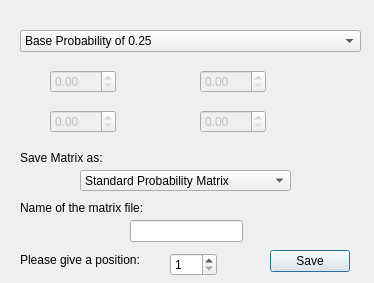
TaronSilver/genom, file src/askBaseProbability.ui: the form before one commit.
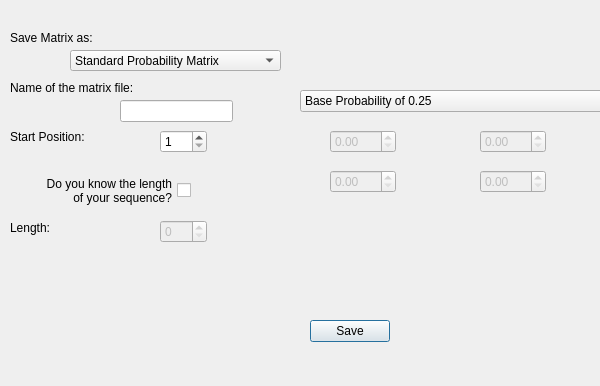
The form after the commit.

Commit message: A few lines had been badly merged. Also deleted the use for askBool class.

Diff of the .ui file:
```diff
--- a/src/askBaseProbability.ui
+++ b/src/askBaseProbability.ui
@@ -6,8 +6,8 @@
    <rect>
     <x>0</x>
     <y>0</y>
-    <width>374</width>
-    <height>283</height>
+    <width>600</width>
+    <height>386</height>
    </rect>
   </property>
   <property name="windowTitle">
@@ -16,8 +16,8 @@
   <widget class="QComboBox" name="chooseBase">
    <property name="geometry">
     <rect>
-     <x>20</x>
-     <y>30</y>
+     <x>300</x>
+     <y>90</y>
      <width>341</width>
      <height>22</height>
     </rect>
@@ -44,8 +44,8 @@
    </property>
    <property name="geometry">
     <rect>
-     <x>50</x>
-     <y>70</y>
+     <x>330</x>
+     <y>130</y>
      <width>66</width>
      <height>23</height>
     </rect>
@@ -57,8 +57,8 @@
    </property>
    <property name="geometry">
     <rect>
-     <x>200</x>
-     <y>110</y>
+     <x>480</x>
+     <y>170</y>
      <width>66</width>
      <height>23</height>
     </rect>
@@ -70,8 +70,8 @@
    </property>
    <property name="geometry">
     <rect>
-     <x>50</x>
-     <y>110</y>
+     <x>330</x>
+     <y>170</y>
      <width>66</width>
      <height>23</height>
     </rect>
@@ -83,8 +83,8 @@
    </property>
    <property name="geometry">
     <rect>
-     <x>200</x>
-     <y>70</y>
+     <x>480</x>
+     <y>130</y>
      <width>66</width>
      <height>23</height>
     </rect>
@@ -93,8 +93,8 @@
   <widget class="QLineEdit" name="editFileName">
    <property name="geometry">
     <rect>
-     <x>130</x>
-     <y>220</y>
+     <x>120</x>
+     <y>100</y>
      <width>113</width>
      <height>22</height>
     </rect>
@@ -103,8 +103,8 @@
   <widget class="QLabel" name="label">
    <property name="geometry">
     <rect>
-     <x>20</x>
-     <y>200</y>
+     <x>10</x>
+     <y>80</y>
      <width>151</width>
      <height>16</height>
     </rect>
@@ -116,8 +116,8 @@
   <widget class="QLabel" name="label_2">
    <property name="geometry">
     <rect>
-     <x>20</x>
-     <y>150</y>
+     <x>10</x>
+     <y>30</y>
      <width>111</width>
      <height>16</height>
     </rect>
@@ -129,8 +129,8 @@
   <widget class="QComboBox" name="chooseMatrix">
    <property name="geometry">
     <rect>
-     <x>80</x>
-     <y>170</y>
+     <x>70</x>
+     <y>50</y>
      <width>211</width>
      <height>21</height>
     </rect>
@@ -159,8 +159,8 @@
   <widget class="QPushButton" name="buttonSave">
    <property name="geometry">
     <rect>
-     <x>270</x>
-     <y>250</y>
+     <x>310</x>
+     <y>320</y>
      <width>80</width>
      <height>22</height>
     </rect>
@@ -172,21 +172,21 @@
   <widget class="QLabel" name="label_3">
    <property name="geometry">
     <rect>
-     <x>20</x>
-     <y>283</y>
+     <x>10</x>
+     <y>220</y>
      <width>141</width>
      <height>16</height>
     </rect>
    </property>
    <property name="text">
-    <string>Please give a length:</string>
+    <string>Length:</string>
    </property>
   </widget>
   <widget class="QSpinBox" name="intPosition">
    <property name="geometry">
     <rect>
-     <x>170</x>
-     <y>253</y>
+     <x>160</x>
+     <y>130</y>
      <width>47</width>
      <height>23</height>
     </rect>
@@ -198,26 +198,46 @@
   <widget class="QLabel" name="label_4">
    <property name="geometry">
     <rect>
-     <x>20</x>
-     <y>250</y>
+     <x>10</x>
+     <y>127</y>
      <width>141</width>
      <height>20</height>
     </rect>
    </property>
    <property name="text">
-    <string>Please give a position:</string>
+    <string>Start Position:</string>
    </property>
   </widget>
   <widget class="QSpinBox" name="intLength">
+   <property name="enabled">
+    <bool>false</bool>
+   </property>
    <property name="geometry">
     <rect>
-     <x>170</x>
-     <y>283</y>
+     <x>160</x>
+     <y>220</y>
      <width>47</width>
      <height>23</height>
     </rect>
    </property>
   </widget>
+  <widget class="QCheckBox" name="checkBox">
+   <property name="geometry">
+    <rect>
+     <x>10</x>
+     <y>160</y>
+     <width>181</width>
+     <height>61</height>
+    </rect>
+   </property>
+   <property name="layoutDirection">
+    <enum>Qt::RightToLeft</enum>
+   </property>
+   <property name="text">
+    <string>Do you know the length 
+ of your sequence?</string>
+   </property>
+  </widget>
  </widget>
  <resources/>
  <connections/>
```
The commit also changes 6 other files.
